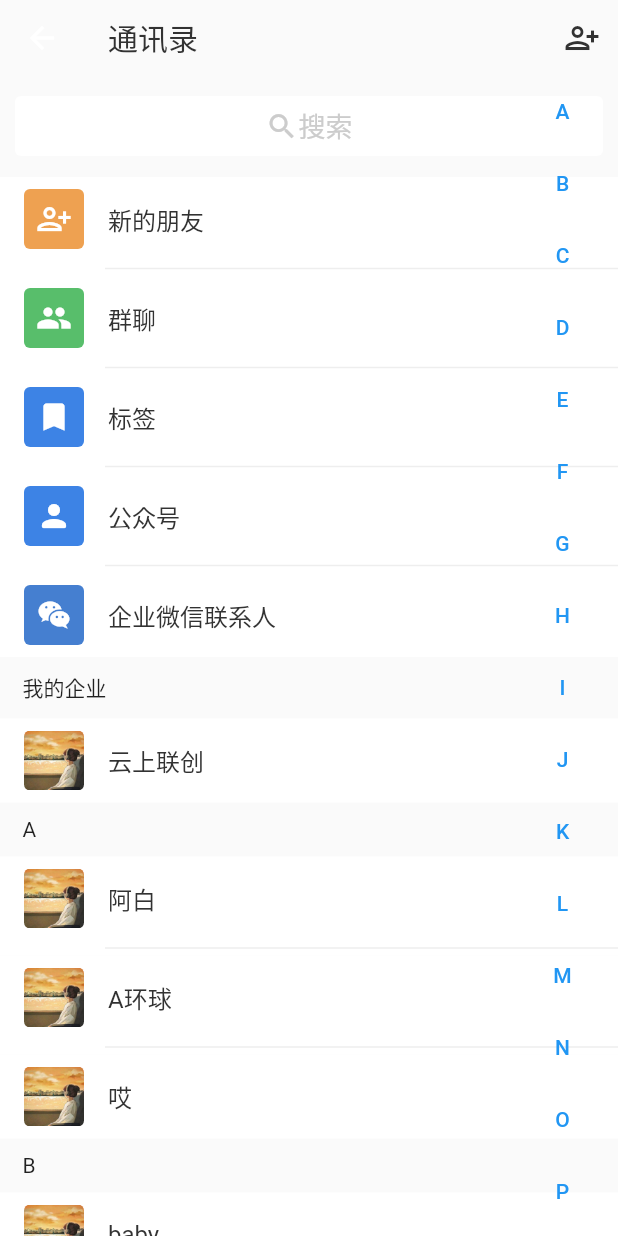
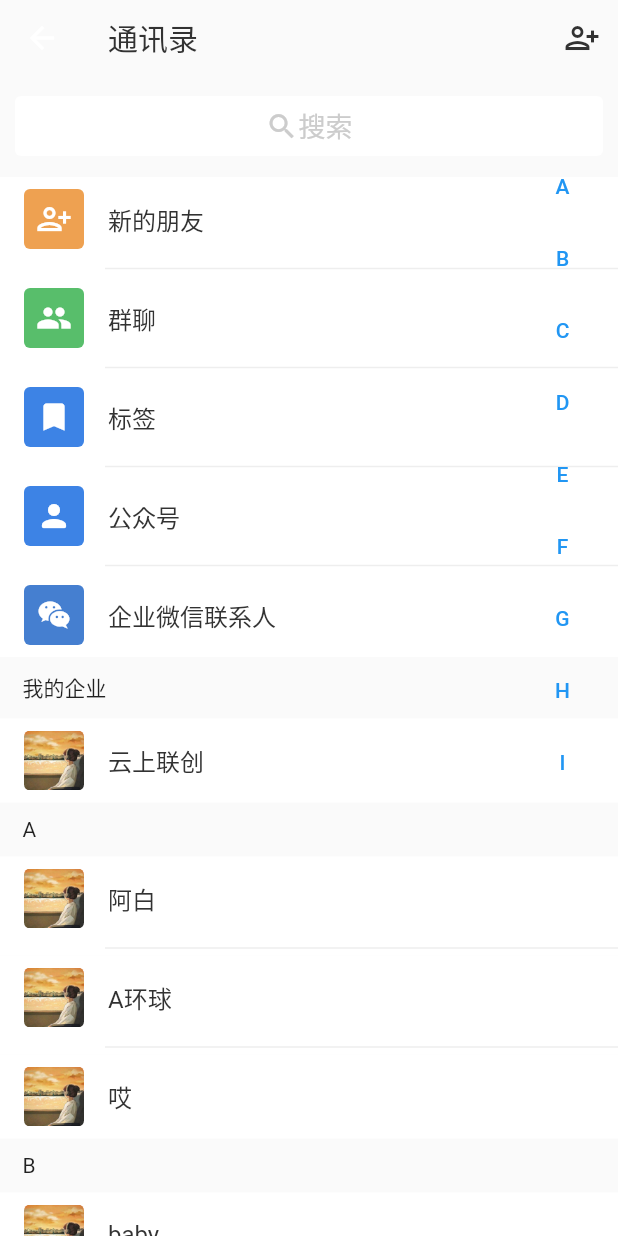
Before and after one commit to zy-xmz/glastudio, a Flutter app: the ContactBook screen opened directly, on a phone screen of 412 x 824 dp. Run offline on Flutter 3.47's test engine with Material 2 defaults, Android fonts, the phone set to English and light mode, and no system bars; our stand-ins replace flutter_slidable.

Commit message:
设置通讯录字母导航滚动

```diff
--- a/lib/pages/contact_book.dart
+++ b/lib/pages/contact_book.dart
@@ -234,9 +234,10 @@
                 ],
               ),
               Positioned(
-                top: 0,
+                top: 50,
                 right: 5,
-                child: textBtns(),
+                height: 450,
+                child: SingleChildScrollView(child: textBtns()),
               )
             ])));
   }
```
